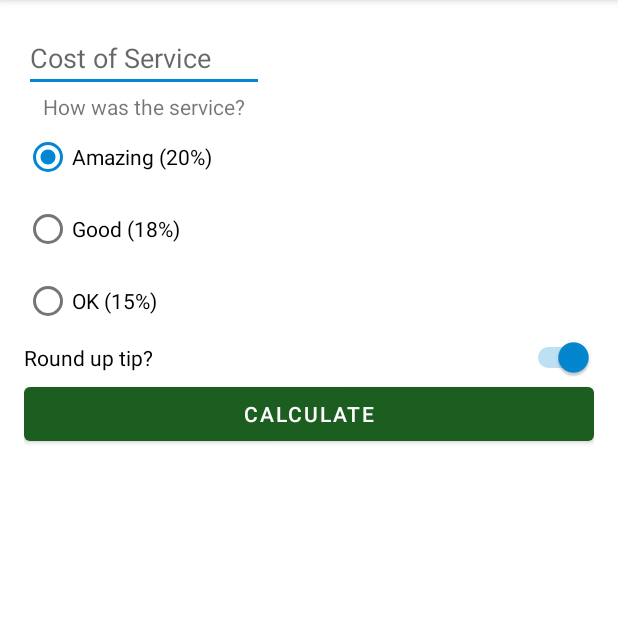
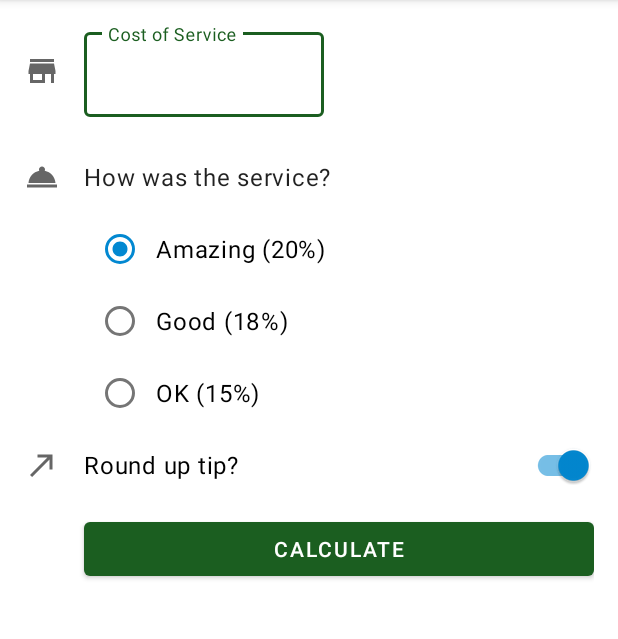
Before and after one commit to simoniddd/TipCalculator, an Android app: the screen it shows after launch (MainActivity), on a phone screen of 412 x 824 dp, the part 84-723 px from its top. Run offline under Robolectric (Android 15) with nearby library versions, the phone set to English and light mode, and no system bars.

Commit message:
upd: added new styles, updated themes (for more usable ux|ui) added icons to main screen added material styles for design

```diff
--- a/app/build.gradle
+++ b/app/build.gradle
@@ -13,6 +13,7 @@ android {
         versionCode 1
         versionName "1.0"
 
+        vectorDrawables.useSupportLibrary = true
         testInstrumentationRunner "androidx.test.runner.AndroidJUnitRunner"
     }
 
--- a/app/src/main/java/com/example/tipcalculator/MainActivity.kt
+++ b/app/src/main/java/com/example/tipcalculator/MainActivity.kt
@@ -19,7 +19,7 @@ class MainActivity : AppCompatActivity() {
     }
 
     private fun calculateTip() {
-        val stringInTextField = binding.costOfService.text.toString()
+        val stringInTextField = binding.costOfServiceEditText.text.toString()
         val cost = stringInTextField.toDoubleOrNull()
         if (cost == null) {
             binding.tipResult.text = ""
--- /dev/null
+++ b/app/src/main/res/drawable/ic_round_up.xml
@@ -0,0 +1,10 @@
+<vector xmlns:android="http://schemas.android.com/apk/res/android"
+    android:width="24dp"
+    android:height="24dp"
+    android:viewportWidth="24"
+    android:viewportHeight="24"
+    android:tint="?attr/colorControlNormal">
+  <path
+      android:fillColor="@android:color/white"
+      android:pathData="M9,5v2h6.59L4,18.59 5.41,20 17,8.41V15h2V5z"/>
+</vector>
--- /dev/null
+++ b/app/src/main/res/drawable/ic_service_icon.xml
@@ -0,0 +1,10 @@
+<vector xmlns:android="http://schemas.android.com/apk/res/android"
+    android:width="24dp"
+    android:height="24dp"
+    android:viewportWidth="24"
+    android:viewportHeight="24"
+    android:tint="?attr/colorControlNormal">
+  <path
+      android:fillColor="@android:color/white"
+      android:pathData="M2,17h20v2L2,19zM13.84,7.79c0.1,-0.24 0.16,-0.51 0.16,-0.79 0,-1.1 -0.9,-2 -2,-2s-2,0.9 -2,2c0,0.28 0.06,0.55 0.16,0.79C6.25,8.6 3.27,11.93 3,16h18c-0.27,-4.07 -3.25,-7.4 -7.16,-8.21z"/>
+</vector>
--- /dev/null
+++ b/app/src/main/res/drawable/ic_store_icon.xml
@@ -0,0 +1,10 @@
+<vector xmlns:android="http://schemas.android.com/apk/res/android"
+    android:width="24dp"
+    android:height="24dp"
+    android:viewportWidth="24"
+    android:viewportHeight="24"
+    android:tint="?attr/colorControlNormal">
+  <path
+      android:fillColor="@android:color/white"
+      android:pathData="M20,4L4,4v2h16L20,4zM21,14v-2l-1,-5L4,7l-1,5v2h1v6h10v-6h4v6h2v-6h1zM12,18L6,18v-4h6v4z"/>
+</vector>
--- a/app/src/main/res/layout/activity_main.xml
+++ b/app/src/main/res/layout/activity_main.xml
@@ -1,28 +1,61 @@
 <?xml version="1.0" encoding="utf-8"?>
-<androidx.constraintlayout.widget.ConstraintLayout xmlns:android="http://schemas.android.com/apk/res/android"
+<ScrollView
+    xmlns:android="http://schemas.android.com/apk/res/android"
     xmlns:app="http://schemas.android.com/apk/res-auto"
     xmlns:tools="http://schemas.android.com/tools"
+    android:layout_height="match_parent"
+    android:layout_width="match_parent">
+
+    <androidx.constraintlayout.widget.ConstraintLayout
     android:layout_width="match_parent"
-    android:layout_height="match_parent"
+    android:layout_height="wrap_content"
     android:padding="16dp"
     tools:context=".MainActivity">
 
-    <!-- COMMENT FOR XML -->
-    <EditText
+    <ImageView
+        android:id="@+id/icon_cost_of_service"
+        android:layout_width="wrap_content"
+        android:layout_height="wrap_content"
+        android:importantForAccessibility="no"
+        app:layout_constraintBottom_toBottomOf="@id/cost_of_service"
+        app:layout_constraintStart_toStartOf="parent"
+        app:layout_constraintTop_toTopOf="@id/cost_of_service"
+        app:srcCompat="@drawable/ic_store_icon" />
+
+    <com.google.android.material.textfield.TextInputLayout
         android:id="@+id/cost_of_service"
         android:layout_width="160dp"
         android:layout_height="wrap_content"
         android:hint="@string/cost_of_service"
-        android:inputType="number"
+        android:layout_marginStart="16dp"
+        app:layout_constraintStart_toEndOf="@+id/icon_cost_of_service"
+        app:layout_constraintTop_toTopOf="parent">
+
+        <com.google.android.material.textfield.TextInputEditText
+            android:id="@+id/cost_of_service_edit_text"
+            android:layout_width="match_parent"
+            android:layout_height="wrap_content"
+            android:inputType="numberDecimal" />
+
+    </com.google.android.material.textfield.TextInputLayout>
+
+    <ImageView
+        android:id="@+id/icon_service_question"
+        android:layout_width="wrap_content"
+        android:layout_height="wrap_content"
+        android:importantForAccessibility="no"
+        app:srcCompat="@drawable/ic_service_icon"
         app:layout_constraintStart_toStartOf="parent"
-        app:layout_constraintTop_toTopOf="parent" />
+        app:layout_constraintTop_toTopOf="@id/service_question"
+        app:layout_constraintBottom_toBottomOf="@id/service_question" />
 
     <TextView
         android:id="@+id/service_question"
         android:layout_width="wrap_content"
         android:layout_height="wrap_content"
+        android:layout_marginTop="16dp"
         android:text="@string/how_was_the_service"
-        app:layout_constraintEnd_toEndOf="@+id/cost_of_service"
+        style="@style/Widget.TipCalculator.TextView"
         app:layout_constraintStart_toStartOf="@+id/cost_of_service"
         app:layout_constraintTop_toBottomOf="@+id/cost_of_service" />
 
@@ -32,7 +65,8 @@
         android:layout_height="wrap_content"
         android:checkedButton="@id/option_twenty_percent"
         android:orientation="vertical"
-        app:layout_constraintStart_toStartOf="parent"
+        style="@style/Widget.TipCalculator.CompoundButton.RadioButton"
+        app:layout_constraintStart_toStartOf="@+id/service_question"
         app:layout_constraintTop_toBottomOf="@id/service_question">
 
         <RadioButton
@@ -59,14 +93,26 @@
 
     </RadioGroup>
 
-    <Switch
+    <ImageView
+        android:id="@+id/icon_round_up"
+        android:layout_width="wrap_content"
+        android:layout_height="wrap_content"
+        android:importantForAccessibility="no"
+        app:srcCompat="@drawable/ic_round_up"
+        app:layout_constraintStart_toStartOf="parent"
+        app:layout_constraintTop_toTopOf="@id/round_up_switch"
+        app:layout_constraintBottom_toBottomOf="@id/round_up_switch" />
+
+    <com.google.android.material.switchmaterial.SwitchMaterial
         android:id="@+id/round_up_switch"
         android:layout_width="0dp"
         android:layout_height="wrap_content"
+        android:layout_marginStart="16dp"
         android:checked="true"
         android:text="@string/round_up_tip"
+        style="@style/Widget.TipCalculator.CompoundButton.Switch"
         app:layout_constraintEnd_toEndOf="parent"
-        app:layout_constraintStart_toStartOf="@id/tip_options"
+        app:layout_constraintStart_toEndOf="@+id/icon_round_up"
         app:layout_constraintTop_toBottomOf="@id/tip_options"
         tools:ignore="UseSwitchCompatOrMaterialXml" />
 
@@ -74,17 +120,21 @@
         android:id="@+id/calculate_button"
         android:layout_width="0dp"
         android:layout_height="wrap_content"
+        android:layout_marginTop="8dp"
         android:text="@string/calculate"
         app:layout_constraintEnd_toEndOf="parent"
-        app:layout_constraintStart_toStartOf="parent"
+        app:layout_constraintStart_toStartOf="@+id/round_up_switch"
         app:layout_constraintTop_toBottomOf="@id/round_up_switch" />
 
     <TextView
         android:id="@+id/tip_result"
         android:layout_width="wrap_content"
         android:layout_height="wrap_content"
-        tools:text="Tip Amount: $10"
+        android:layout_marginTop="8dp"
         app:layout_constraintEnd_toEndOf="parent"
-        app:layout_constraintTop_toBottomOf="@id/calculate_button" />
+        app:layout_constraintTop_toBottomOf="@+id/calculate_button"
+        tools:text="Tip Amount: $10" />
 
 </androidx.constraintlayout.widget.ConstraintLayout>
+
+</ScrollView>
--- /dev/null
+++ b/app/src/main/res/values/dimens.xml
@@ -0,0 +1,4 @@
+<?xml version="1.0" encoding="utf-8"?>
+<resources>
+    <dimen name="min_text_height">48dp</dimen>
+</resources>
--- /dev/null
+++ b/app/src/main/res/values/styles.xml
@@ -0,0 +1,21 @@
+<?xml version="1.0" encoding="utf-8"?>
+<resources>
+    <style name="Widget.TipCalculator.TextView" parent="Widget.MaterialComponents.TextView">
+        <item name="android:minHeight">@dimen/min_text_height</item>
+        <item name="android:gravity">center_vertical</item>
+        <item name="android:textAppearance">?attr/textAppearanceBody1</item>
+    </style>
+
+    <style name="Widget.TipCalculator.CompoundButton.Switch" parent="Widget.MaterialComponents.CompoundButton.Switch">
+        <item name="android:minHeight">@dimen/min_text_height</item>
+        <item name="android:gravity">center_vertical</item>
+        <item name="android:textAppearance">?attr/textAppearanceBody1</item>
+    </style>
+
+    <style name="Widget.TipCalculator.CompoundButton.RadioButton"
+        parent="Widget.MaterialComponents.CompoundButton.RadioButton">
+        <item name="android:paddingStart">8dp</item>
+        <item name="android:textAppearance">?attr/textAppearanceBody1</item>
+    </style>
+
+</resources>
--- a/app/src/main/res/values/themes.xml
+++ b/app/src/main/res/values/themes.xml
@@ -12,5 +12,9 @@
         <!-- Status bar color. -->
         <item name="android:statusBarColor" tools:targetApi="l">?attr/colorPrimaryVariant</item>
         <!-- Customize your theme here. -->
+        <item name="textInputStyle">@style/Widget.MaterialComponents.TextInputLayout.OutlinedBox</item>
+        <item name="radioButtonStyle">@style/Widget.TipCalculator.CompoundButton.RadioButton</item>
+        <item name="switchStyle">@style/Widget.TipCalculator.CompoundButton.Switch</item>
+
     </style>
 </resources>
```
